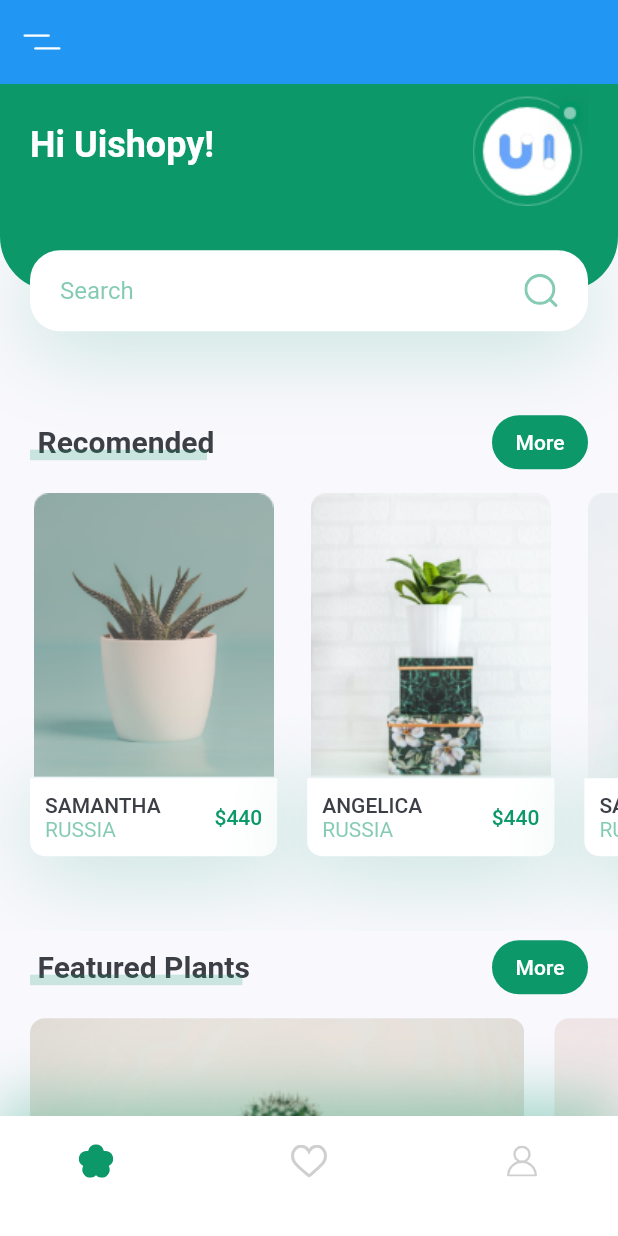
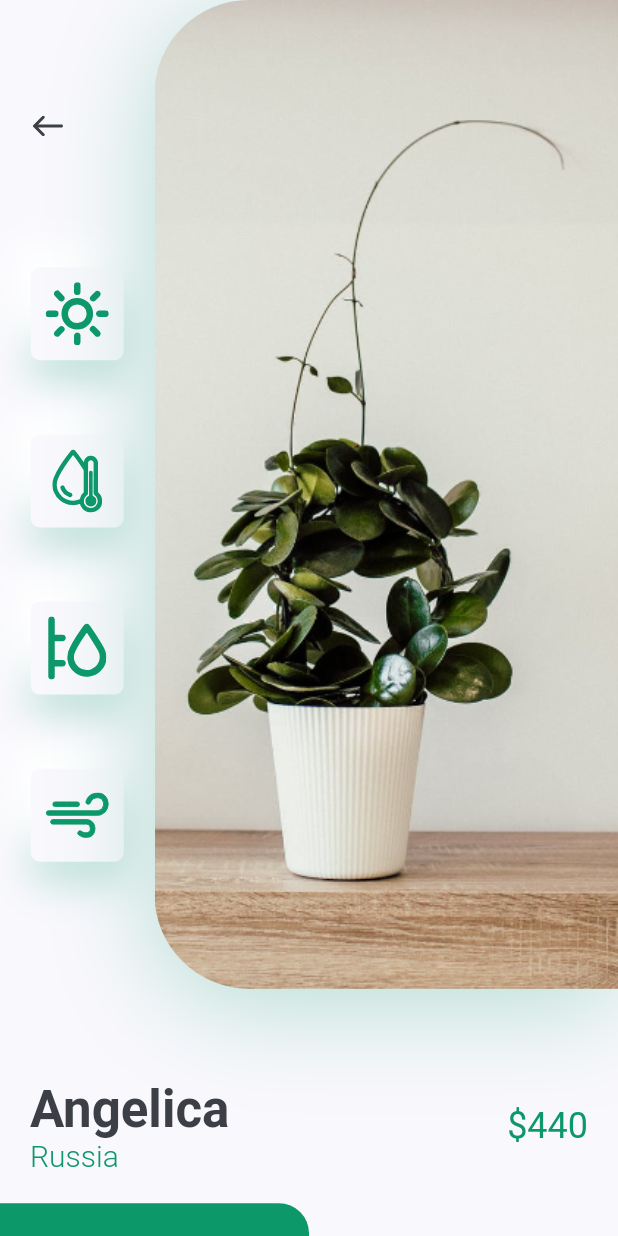
Before and after one commit to zendy199x/Flutter-Plant-App, a Flutter app: the screen it shows after launch, after a tap on an icon or button, on a phone screen of 412 x 824 dp. Run offline on Flutter 3.47's test engine with Material 2 defaults, Android fonts, the light colour scheme and no system bars; our stand-ins replace flutter_svg.

Commit message:
Detail screen

```diff
--- /dev/null
+++ b/lib/screens/details/components/body.dart
@@ -0,0 +1,58 @@
+import 'package:flutter/material.dart';
+import 'package:plant_app/constants.dart';
+import 'package:plant_app/screens/details/components/image_and_icons.dart';
+import 'package:plant_app/screens/details/components/title_and_price.dart';
+
+class Body extends StatelessWidget {
+  const Body({Key? key}) : super(key: key);
+
+  @override
+  Widget build(BuildContext context) {
+    Size size = MediaQuery.of(context).size;
+    return SingleChildScrollView(
+      child: Column(
+        children: <Widget>[
+          ImageAndIcons(size: size),
+          const TitleAndPrice(
+            title: "Angelica",
+            country: "Russia",
+            price: 440,
+          ),
+          const SizedBox(height: kDefaultPadding),
+          Row(
+            children: <Widget>[
+              SizedBox(
+                width: size.width / 2,
+                height: 84,
+                child: TextButton(
+                  style: TextButton.styleFrom(
+                    shape: const RoundedRectangleBorder(
+                      borderRadius: BorderRadius.only(
+                        topRight: Radius.circular(20),
+                      ),
+                    ),
+                    backgroundColor: kPrimaryColor,
+                  ),
+                  onPressed: () {},
+                  child: const Text(
+                    "Buy Now",
+                    style: TextStyle(
+                      color: Colors.white,
+                      fontSize: 16,
+                    ),
+                  ),
+                ),
+              ),
+              Expanded(
+                child: TextButton(
+                  onPressed: () {},
+                  child: const Text("Description"),
+                ),
+              ),
+            ],
+          ),
+        ],
+      ),
+    );
+  }
+}
--- /dev/null
+++ b/lib/screens/details/components/icon_card.dart
@@ -0,0 +1,40 @@
+import 'package:flutter/material.dart';
+import 'package:flutter_svg/flutter_svg.dart';
+import 'package:plant_app/constants.dart';
+
+class IconCard extends StatelessWidget {
+  const IconCard({
+    Key? key,
+    required this.icon,
+  }) : super(key: key);
+
+  final String icon;
+
+  @override
+  Widget build(BuildContext context) {
+    Size size = MediaQuery.of(context).size;
+    return Container(
+      margin: EdgeInsets.symmetric(vertical: size.height * 0.03),
+      padding: const EdgeInsets.all(kDefaultPadding / 2),
+      height: 62,
+      width: 62,
+      decoration: BoxDecoration(
+        color: kBackgroundColor,
+        borderRadius: BorderRadius.circular(6),
+        boxShadow: [
+          BoxShadow(
+            offset: const Offset(0, 15),
+            blurRadius: 22,
+            color: kPrimaryColor.withOpacity(0.22),
+          ),
+          const BoxShadow(
+            offset: Offset(-15, -15),
+            blurRadius: 20,
+            color: Colors.white,
+          ),
+        ],
+      ),
+      child: SvgPicture.asset(icon),
+    );
+  }
+}
--- /dev/null
+++ b/lib/screens/details/components/image_and_icons.dart
@@ -0,0 +1,76 @@
+import 'package:flutter/material.dart';
+import 'package:flutter_svg/flutter_svg.dart';
+import 'package:plant_app/constants.dart';
+import 'package:plant_app/screens/details/components/icon_card.dart';
+
+class ImageAndIcons extends StatelessWidget {
+  const ImageAndIcons({
+    Key? key,
+    required this.size,
+  }) : super(key: key);
+
+  final Size size;
+
+  @override
+  Widget build(BuildContext context) {
+    return Padding(
+      padding: const EdgeInsets.only(bottom: kDefaultPadding * 3),
+      child: SizedBox(
+        height: size.height * 0.8,
+        child: Row(
+          children: <Widget>[
+            Expanded(
+              child: Padding(
+                padding:
+                    const EdgeInsets.symmetric(vertical: kDefaultPadding * 3),
+                child: Column(
+                  children: <Widget>[
+                    Align(
+                      alignment: Alignment.topLeft,
+                      child: IconButton(
+                        padding: const EdgeInsets.symmetric(
+                          horizontal: kDefaultPadding,
+                        ),
+                        icon: SvgPicture.asset("assets/icons/back_arrow.svg"),
+                        onPressed: () {
+                          Navigator.pop(context);
+                        },
+                      ),
+                    ),
+                    const Spacer(),
+                    const IconCard(icon: "assets/icons/sun.svg"),
+                    const IconCard(icon: "assets/icons/icon_2.svg"),
+                    const IconCard(icon: "assets/icons/icon_3.svg"),
+                    const IconCard(icon: "assets/icons/icon_4.svg"),
+                  ],
+                ),
+              ),
+            ),
+            Container(
+              height: size.height * 0.8,
+              width: size.width * 0.75,
+              decoration: BoxDecoration(
+                borderRadius: const BorderRadius.only(
+                  topLeft: Radius.circular(63),
+                  bottomLeft: Radius.circular(63),
+                ),
+                boxShadow: [
+                  BoxShadow(
+                    offset: const Offset(0, 10),
+                    blurRadius: 60,
+                    color: kPrimaryColor.withOpacity(0.29),
+                  ),
+                ],
+                image: const DecorationImage(
+                  alignment: Alignment.centerLeft,
+                  fit: BoxFit.cover,
+                  image: AssetImage("assets/images/img.png"),
+                ),
+              ),
+            ),
+          ],
+        ),
+      ),
+    );
+  }
+}
--- /dev/null
+++ b/lib/screens/details/components/title_and_price.dart
@@ -0,0 +1,54 @@
+import 'package:flutter/material.dart';
+import 'package:plant_app/constants.dart';
+
+class TitleAndPrice extends StatelessWidget {
+  const TitleAndPrice({
+    Key? key,
+    required this.title,
+    required this.country,
+    required this.price,
+  }) : super(key: key);
+
+  final String title, country;
+  final int price;
+
+  @override
+  Widget build(BuildContext context) {
+    return Padding(
+      padding: const EdgeInsets.symmetric(horizontal: kDefaultPadding),
+      child: Row(
+        children: <Widget>[
+          RichText(
+            text: TextSpan(
+              children: [
+                TextSpan(
+                  text: "$title\n",
+                  style: Theme.of(context)
+                      .textTheme
+                      .headline4!
+                      .copyWith(color: kTextColor, fontWeight: FontWeight.bold),
+                ),
+                TextSpan(
+                  text: country,
+                  style: const TextStyle(
+                    fontSize: 20,
+                    color: kPrimaryColor,
+                    fontWeight: FontWeight.w300,
+                  ),
+                ),
+              ],
+            ),
+          ),
+          const Spacer(),
+          Text(
+            "\$$price",
+            style: Theme.of(context)
+                .textTheme
+                .headline5!
+                .copyWith(color: kPrimaryColor),
+          )
+        ],
+      ),
+    );
+  }
+}
--- /dev/null
+++ b/lib/screens/details/details_screen.dart
@@ -0,0 +1,13 @@
+import 'package:flutter/material.dart';
+import 'package:plant_app/screens/details/components/body.dart';
+
+class DetailsScreen extends StatelessWidget {
+  const DetailsScreen({Key? key}) : super(key: key);
+
+  @override
+  Widget build(BuildContext context) {
+    return const Scaffold(
+      body: Body(),
+    );
+  }
+}
--- a/lib/screens/home/components/header_with_seachbox.dart
+++ b/lib/screens/home/components/header_with_seachbox.dart
@@ -35,7 +35,7 @@
             child: Row(
               children: <Widget>[
                 Text(
-                  'Hi Uishopy!',
+                  'Hi Zendy!',
                   style: Theme.of(context).textTheme.headline5!.copyWith(
                       color: Colors.white, fontWeight: FontWeight.bold),
                 ),
--- a/lib/screens/home/components/recommends_plants.dart
+++ b/lib/screens/home/components/recommends_plants.dart
@@ -1,4 +1,5 @@
 import 'package:flutter/material.dart';
+import 'package:plant_app/screens/details/details_screen.dart';
 import 'package:plant_app/screens/home/components/recomend_plant_card.dart';
 
 class RecommendsPlants extends StatelessWidget {
@@ -15,21 +16,42 @@
             title: "Samantha",
             country: "Russia",
             price: 440,
-            press: () {},
+            press: () {
+              Navigator.push(
+                context,
+                MaterialPageRoute(
+                  builder: (context) => const DetailsScreen(),
+                ),
+              );
+            },
           ),
           RecomendPlantCard(
             image: "assets/images/image_2.png",
             title: "Angelica",
             country: "Russia",
             price: 440,
-            press: () {},
+            press: () {
+              Navigator.push(
+                context,
+                MaterialPageRoute(
+                  builder: (context) => const DetailsScreen(),
+                ),
+              );
+            },
           ),
           RecomendPlantCard(
             image: "assets/images/image_3.png",
             title: "Samantha",
             country: "Russia",
             price: 440,
-            press: () {},
+            press: () {
+              Navigator.push(
+                context,
+                MaterialPageRoute(
+                  builder: (context) => const DetailsScreen(),
+                ),
+              );
+            },
           ),
         ],
       ),
```
